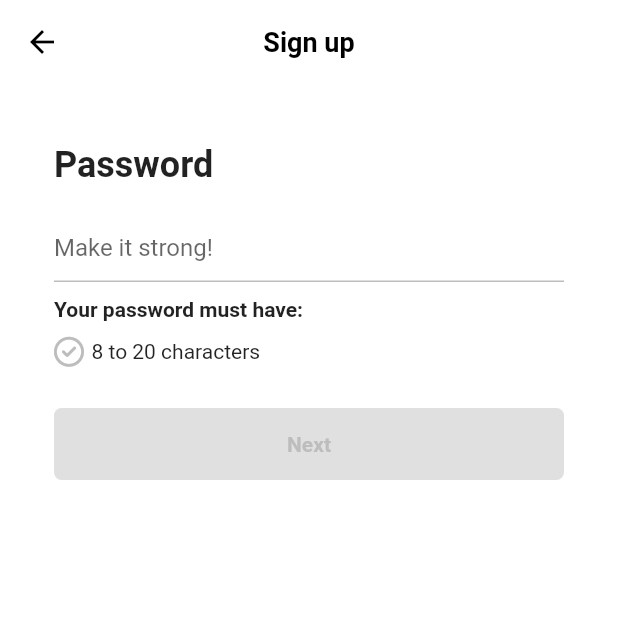
After one commit to soooo-dev/tiktok_clone, a Flutter app: the PasswordScreen screen opened directly, on a phone screen of 412 x 824 dp, the top half of it. The commit adds this screen. Run offline on Flutter 3.47's test engine with Material 2 defaults, Android fonts, the phone set to English and light mode, and no system bars; our stand-ins replace font_awesome_flutter.

Commit message:
23/08/28 Authentication 4

```diff
--- /dev/null
+++ b/lib/features/authentication/password_screen.dart
@@ -0,0 +1,170 @@
+import 'package:flutter/material.dart';
+import 'package:font_awesome_flutter/font_awesome_flutter.dart';
+import 'package:tiktok_clone/constants/gaps.dart';
+import 'package:tiktok_clone/constants/sizes.dart';
+import 'package:tiktok_clone/features/authentication/birthdat_screen.dart';
+import 'package:tiktok_clone/features/authentication/widgets/form_button.dart';
+
+class PasswordScreen extends StatefulWidget {
+  const PasswordScreen({super.key});
+
+  @override
+  State<PasswordScreen> createState() => _EamilScreenState();
+}
+
+class _EamilScreenState extends State<PasswordScreen> {
+  final TextEditingController _passwordcontroller = TextEditingController();
+
+  String _password = "";
+
+  bool _obscureText = true;
+
+  @override
+  void initState() {
+    super.initState();
+
+    _passwordcontroller.addListener(() {
+      setState(() {
+        _password = _passwordcontroller.text;
+      });
+    });
+  }
+
+  @override
+  void dispose() {
+    _passwordcontroller.dispose();
+    super.dispose();
+  }
+
+  bool _isPasswordValid() {
+    return _password.isNotEmpty && _password.length > 8;
+  }
+
+  void _onScaffoldTap() {
+    FocusScope.of(context).unfocus();
+  }
+
+  void _onSubmit() {
+    if (!_isPasswordValid()) return;
+    Navigator.push(
+      context,
+      MaterialPageRoute(
+        builder: (context) => const BirthdayScreen(),
+      ),
+    );
+  }
+
+  void _onClearTap() {
+    _passwordcontroller.clear();
+  }
+
+  void _toggleObscureText() {
+    _obscureText = !_obscureText;
+    setState(() {});
+  }
+
+  @override
+  Widget build(BuildContext context) {
+    return GestureDetector(
+      onTap: _onScaffoldTap,
+      child: Scaffold(
+        appBar: AppBar(
+          title: const Text(
+            "Sign up",
+          ),
+        ),
+        body: Padding(
+          padding: const EdgeInsets.symmetric(
+            horizontal: Sizes.size36,
+          ),
+          child: Column(
+            crossAxisAlignment: CrossAxisAlignment.start,
+            children: [
+              Gaps.v40,
+              const Text(
+                "Password",
+                style: TextStyle(
+                  fontSize: Sizes.size24,
+                  fontWeight: FontWeight.w700,
+                ),
+              ),
+              Gaps.v16,
+              TextField(
+                controller: _passwordcontroller,
+                onEditingComplete: _onSubmit,
+                obscureText: _obscureText,
+                autocorrect: false,
+                decoration: InputDecoration(
+                  suffix: Row(
+                    mainAxisSize: MainAxisSize.min,
+                    children: [
+                      GestureDetector(
+                        onTap: _onClearTap,
+                        child: FaIcon(
+                          FontAwesomeIcons.solidCircleXmark,
+                          color: Colors.grey.shade500,
+                          size: Sizes.size20,
+                        ),
+                      ),
+                      Gaps.h16,
+                      GestureDetector(
+                        onTap: _toggleObscureText,
+                        child: FaIcon(
+                          _obscureText
+                              ? FontAwesomeIcons.eye
+                              : FontAwesomeIcons.eyeSlash,
+                          color: Colors.grey.shade500,
+                          size: Sizes.size20,
+                        ),
+                      ),
+                    ],
+                  ),
+                  hintText: "Make it strong!",
+                  enabledBorder: UnderlineInputBorder(
+                    borderSide: BorderSide(
+                      color: Colors.grey.shade400,
+                    ),
+                  ),
+                  focusedBorder: UnderlineInputBorder(
+                    borderSide: BorderSide(
+                      color: Colors.grey.shade400,
+                    ),
+                  ),
+                ),
+                cursorColor: Theme.of(context).primaryColor,
+              ),
+              Gaps.v10,
+              const Text(
+                "Your password must have:",
+                style: TextStyle(
+                  fontWeight: FontWeight.bold,
+                ),
+              ),
+              Gaps.v10,
+              Row(
+                children: [
+                  FaIcon(
+                    FontAwesomeIcons.circleCheck,
+                    size: Sizes.size20,
+                    color: _isPasswordValid()
+                        ? Colors.green
+                        : Colors.grey.shade400,
+                  ),
+                  Gaps.h5,
+                  const Text("8 to 20 characters"),
+                ],
+              ),
+              Gaps.v28,
+              GestureDetector(
+                onTap: _onSubmit,
+                child: FromButton(
+                  disabled: !_isPasswordValid(),
+                ),
+              )
+            ],
+          ),
+        ),
+      ),
+    );
+  }
+}
```
Also changed, not shown: lib/features/authentication/birthdat_screen.dart (added, +10 -0 lines), lib/features/authentication/email_screen.dart (+46 -9 lines).
